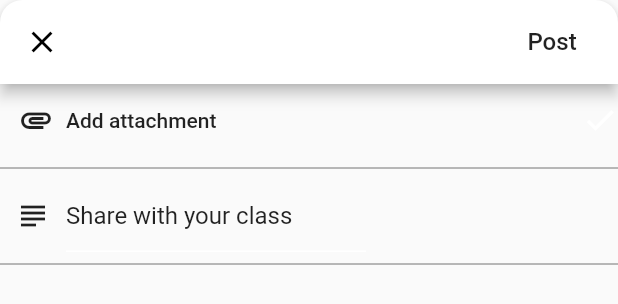
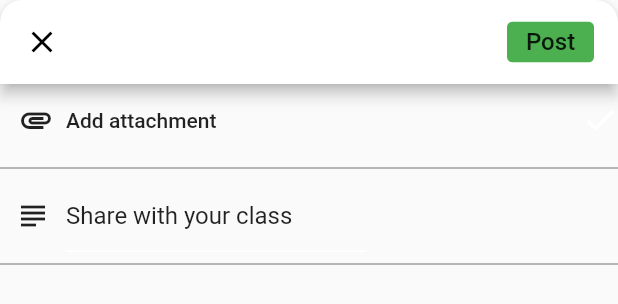
Before and after one commit to nouveau-riche/smart_kaksha, a Flutter app: the BottomSheetContent widget shown alone on an empty page, opened directly, on a phone screen of 412 x 824 dp. Shown: the top 304 px of the screen. Run offline on Flutter 3.47's test engine with Material 2 defaults, Android fonts, the light colour scheme and no system bars; our stand-ins replace cloud_firestore, file_picker, firebase_auth, firebase_core, firebase_storage, fluttertoast and 3 more; accounts and stored records are empty.

Commit message:
changed post button

```diff
--- a/lib/widgets/share_assignment_to_class.dart
+++ b/lib/widgets/share_assignment_to_class.dart
@@ -62,8 +62,8 @@ class _BottomSheetContentState extends State<BottomSheetContent> {
     return Column(
       crossAxisAlignment: CrossAxisAlignment.start,
       children: [
-        buildAppbar(
-            context, widget.uid, widget.classId, widget.studentName, widget.studentPhotoUrl, widget.isInstructor),
+        buildAppbar(context, widget.uid, widget.classId, widget.studentName,
+            widget.studentPhotoUrl, widget.isInstructor),
         buildAddAttachment(),
         const Divider(
           color: Colors.black54,
@@ -101,9 +101,19 @@ class _BottomSheetContentState extends State<BottomSheetContent> {
         FlatButton(
           shape:
               RoundedRectangleBorder(borderRadius: BorderRadius.circular(15)),
-          child: const Text(
-            'Post',
-            style: const TextStyle(fontSize: 16),
+          child: Container(
+            height: 27,
+            width: 58,
+            decoration: BoxDecoration(
+              borderRadius: BorderRadius.circular(3.5),
+              color: Colors.green,
+            ),
+            child: Center(
+              child: Text(
+                'Post',
+                style: const TextStyle(fontSize: 16),
+              ),
+            ),
           ),
           onPressed: () async {
             Navigator.of(context).pop();
```
